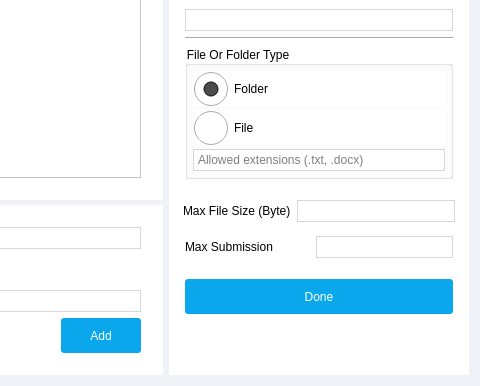
First picture: the form in mainwindow.ui, repository magurmach/QtNetwrokServerSide, before the edit; both pictures show x 371 to 851 and y 208 to 594 of the 851 by 594 pixel window.
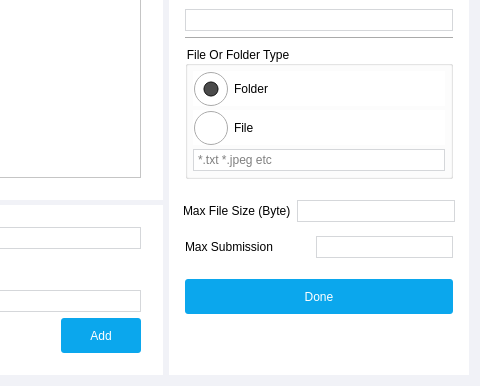
Second picture: the form after the edit. Icons and pictures are not drawn.

The edit to the form file:
```diff
--- a/mainwindow.ui
+++ b/mainwindow.ui
@@ -1203,7 +1203,7 @@
 }</string>
                         </property>
                         <property name="placeholderText">
-                         <string>Allowed extensions (.txt, .docx)</string>
+                         <string>*.txt *.jpeg etc</string>
                         </property>
                        </widget>
                       </item>
```
Left out of the diff: 10 changed lines with no effect on the pictures.
